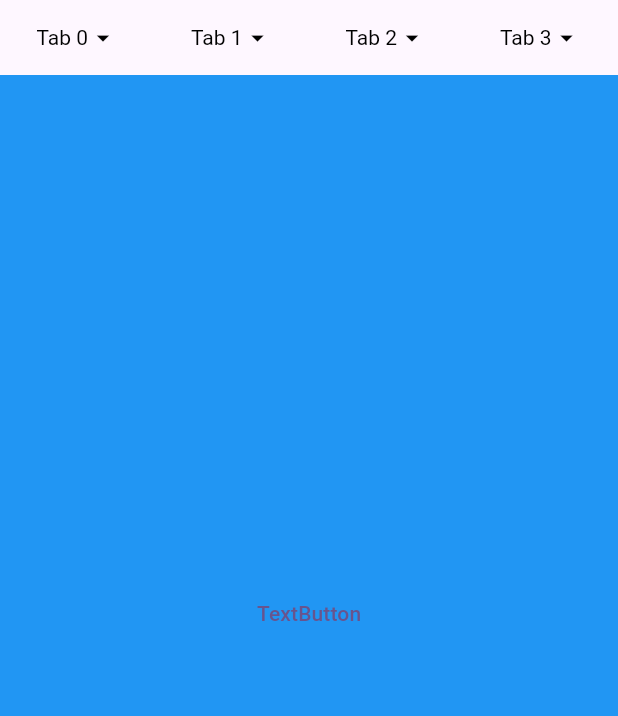
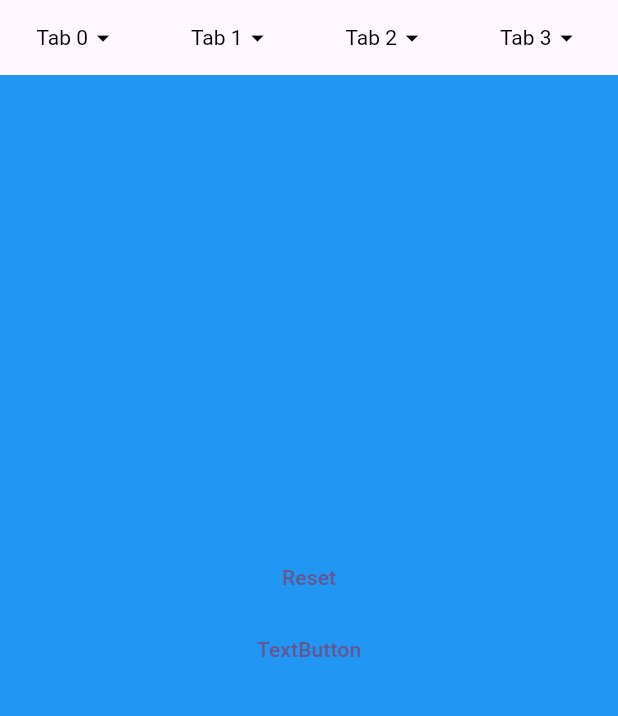
Before and after one commit to windows7lake/ll_dropdown_menu, a Flutter app: the DropDownDemo1 screen opened directly, on a phone screen of 412 x 824 dp, the part 84-800 px from its top. Run offline on Flutter 3.47's test engine with Material 3 defaults, Android fonts, the phone set to English and light mode, and no system bars.

Commit message:
fiixed: support to reset data by using dataController in multiple choose mode.

```diff
--- a/example/lib/drop_down_demo1.dart
+++ b/example/lib/drop_down_demo1.dart
@@ -14,6 +14,12 @@ class DropDownDemo1 extends StatefulWidget {
 class _DropDownDemoState extends State<DropDownDemo1>
     with SingleTickerProviderStateMixin {
   final DropDownController dropDownController = DropDownController();
+  final DropDownListDataController dropDownListDataController1 =
+      DropDownListDataController();
+  final DropDownListDataController dropDownListDataController2 =
+      DropDownListDataController();
+  final DropDownGridDataController dropDownGridDataController =
+      DropDownGridDataController();
   final DropDownDisposeController dropDownDisposeController =
       DropDownDisposeController();
   List<DropDownItem> items1 = [];
@@ -95,6 +101,7 @@ class _DropDownDemoState extends State<DropDownDemo1>
           viewBuilders: [
             DropDownListView(
               controller: dropDownController,
+              dataController: dropDownListDataController1,
               items: items1,
               headerIndex: 0,
               onDropDownHeaderUpdate: (List<DropDownItem> checkedItems) {
@@ -106,6 +113,7 @@ class _DropDownDemoState extends State<DropDownDemo1>
             ),
             DropDownListView(
               controller: dropDownController,
+              dataController: dropDownListDataController2,
               items: items2,
               maxMultiChoiceSize: 2,
               headerIndex: 1,
@@ -118,6 +126,7 @@ class _DropDownDemoState extends State<DropDownDemo1>
             ),
             DropDownGridView(
               controller: dropDownController,
+              dataController: dropDownGridDataController,
               crossAxisCount: 3,
               boxStyle: const DropDownBoxStyle(
                 padding: EdgeInsets.all(16),
@@ -165,11 +174,29 @@ class _DropDownDemoState extends State<DropDownDemo1>
           child: Container(
             color: Colors.blue,
             alignment: Alignment.center,
-            child: TextButton(
+            child: Column(
+              mainAxisSize: MainAxisSize.min,
+              children: [
+                TextButton(
+                  onPressed: () {
+                    dropDownListDataController1.resetAllItemsStatus();
+                    dropDownListDataController2.resetAllItemsStatus();
+                    dropDownGridDataController.resetAllItemsStatus();
+                    for (int i = 0; i < 3; i++) {
+                      dropDownController.hide(
+                        index: i,
+                        status: DropDownHeaderStatus(text: "Tab$i"),
+                      );
+                    }
+                  },
+                  child: const Text("Reset"),
+                ),
+                TextButton(
                   onPressed: () {
                     _landscape = !_landscape;
                     if (_landscape) {
-                  SystemChrome.setEnabledSystemUIMode(SystemUiMode.immersive);
+                      SystemChrome.setEnabledSystemUIMode(
+                          SystemUiMode.immersive);
                       SystemChrome.setPreferredOrientations([
                         DeviceOrientation.landscapeLeft,
                         DeviceOrientation.landscapeRight,
@@ -186,6 +213,8 @@ class _DropDownDemoState extends State<DropDownDemo1>
                   },
                   child: const Text("TextButton"),
                 ),
+              ],
+            ),
           ),
         ),
       ]),
--- a/pubspec.yaml
+++ b/pubspec.yaml
@@ -1,6 +1,6 @@
 name: ll_dropdown_menu
 description: Powerful and customizable drop-down menu component for Flutter. It supports multi-level menus, and you can customize the style.
-version: 0.6.2
+version: 0.6.3
 homepage: https://github.com/windows7lake/ll_dropdown_menu
 
 environment:
```
Also changed, not shown: example/lib/drop_down_demo3.dart (+50 -26 lines), lib/dropdown/drop_down_cascade_list.dart (+35 -0 lines), lib/dropdown/drop_down_grid_view.dart (+11 -0 lines), lib/dropdown/drop_down_list_view.dart (+11 -0 lines), 1 other file. Lines whose indentation alone changed are shown as unchanged.
